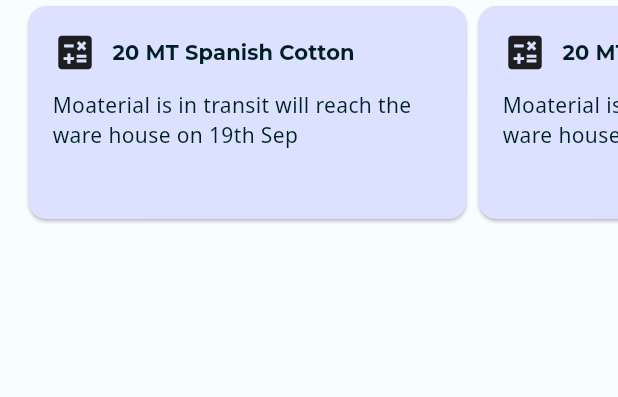
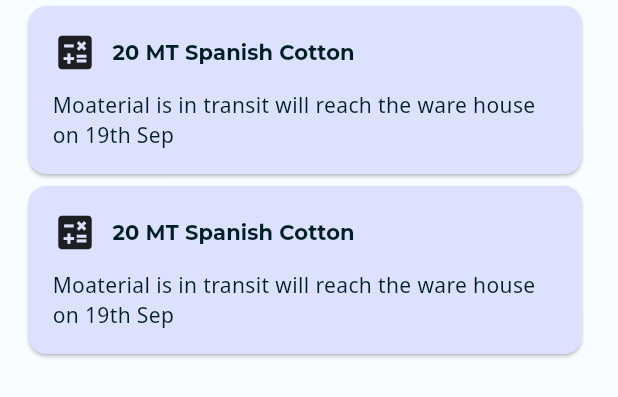
Before and after one commit to bisketashwin/connected_db, a Flutter app: the AddCommodityCards widget shown alone on an empty page, opened directly, on a phone screen of 412 x 824 dp. Shown: the top 397 px of the screen. Run offline on Flutter 3.47's test engine with Material 2 defaults, Android fonts, the phone set to English and light mode, and no system bars; our stand-ins replace dynamic_color, flutter_svg, font_awesome_flutter, get, google_fonts.

```diff
--- a/lib/views/tab_1_view.dart
+++ b/lib/views/tab_1_view.dart
@@ -32,6 +32,7 @@ class _MyHomePageState extends State<Tab1> {
           WelcomeMessage(),
           AddCommodityCards2(),
 
+          ///Commodity Cards the drag effect still there on scroll of cards need to fix it later
           /// cards
         ],
       ),
@@ -51,7 +52,9 @@ class _WelcomeMessageState extends State<WelcomeMessage> {
   Widget build(BuildContext context) {
     return Padding(
       padding: const EdgeInsets.only(left: 20, top: 20, right: 20),
-      child: Column(
+      child: ListView(
+        primary: false, // makes scrollablity false
+        shrinkWrap: true,
         children: [
           RichText(
             text: TextSpan(
@@ -100,10 +103,10 @@ class AddCommodityCards extends StatefulWidget {
 class _AddCommodityCardsState extends State<AddCommodityCards> {
   @override
   Widget build(BuildContext context) {
-    return SizedBox(
-      height: 150.0,
-      child: ListView(
-        scrollDirection: Axis.horizontal,
+    return ListView(
+      primary: false, // makes scrollablity false
+      shrinkWrap: true,
+      // scrollDirection: Axis.horizontal,
       padding: const EdgeInsets.only(left: 15, right: 20),
       children: const [
         AddCommodityCard1(
@@ -119,7 +122,6 @@ class _AddCommodityCardsState extends State<AddCommodityCards> {
             bodyText:
                 'Moaterial is in transit will reach the ware house on 19th Sep'),
       ],
-      ),
     );
   }
 }
```
Lines whose indentation alone changed are shown as unchanged.
